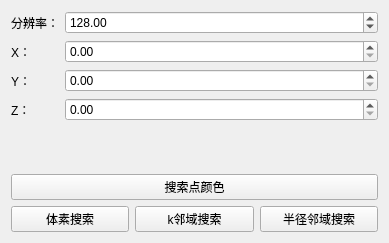
The window that PointCloudTool/QOctreeDialog.ui (RechirdKiller/PointCloud_TeacherYuan) describes before a commit, drawn with Qt 5.
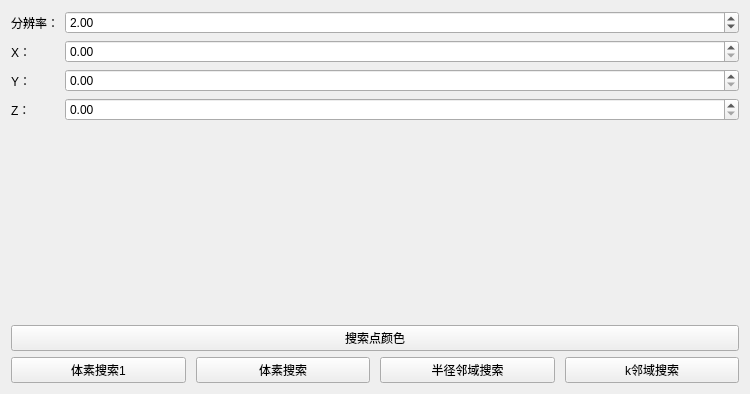
The same window after the commit.

```diff
--- a/PointCloudTool/QOctreeDialog.ui
+++ b/PointCloudTool/QOctreeDialog.ui
@@ -6,8 +6,8 @@
    <rect>
     <x>0</x>
     <y>0</y>
-    <width>389</width>
-    <height>243</height>
+    <width>750</width>
+    <height>394</height>
    </rect>
   </property>
   <property name="windowTitle">
@@ -29,7 +29,7 @@
         <double>99999.990000000005239</double>
        </property>
        <property name="value">
-        <double>128.000000000000000</double>
+        <double>2.000000000000000</double>
        </property>
       </widget>
      </item>
@@ -86,6 +86,22 @@
    </item>
    <item>
     <layout class="QHBoxLayout" name="horizontalLayout">
+     <property name="spacing">
+      <number>10</number>
+     </property>
+     <property name="sizeConstraint">
+      <enum>QLayout::SetDefaultConstraint</enum>
+     </property>
+     <property name="rightMargin">
+      <number>0</number>
+     </property>
+     <item>
+      <widget class="QPushButton" name="btn_sSearch">
+       <property name="text">
+        <string>体素搜索1</string>
+       </property>
+      </widget>
+     </item>
      <item>
       <widget class="QPushButton" name="btn_vSearch">
        <property name="text">
@@ -93,13 +109,6 @@
        </property>
       </widget>
      </item>
-     <item>
-      <widget class="QPushButton" name="btn_kSearch">
-       <property name="text">
-        <string>k邻域搜索</string>
-       </property>
-      </widget>
-     </item>
      <item>
       <widget class="QPushButton" name="btn_rSearch">
        <property name="text">
@@ -107,6 +116,13 @@
        </property>
       </widget>
      </item>
+     <item>
+      <widget class="QPushButton" name="btn_kSearch">
+       <property name="text">
+        <string>k邻域搜索</string>
+       </property>
+      </widget>
+     </item>
     </layout>
    </item>
   </layout>
```
